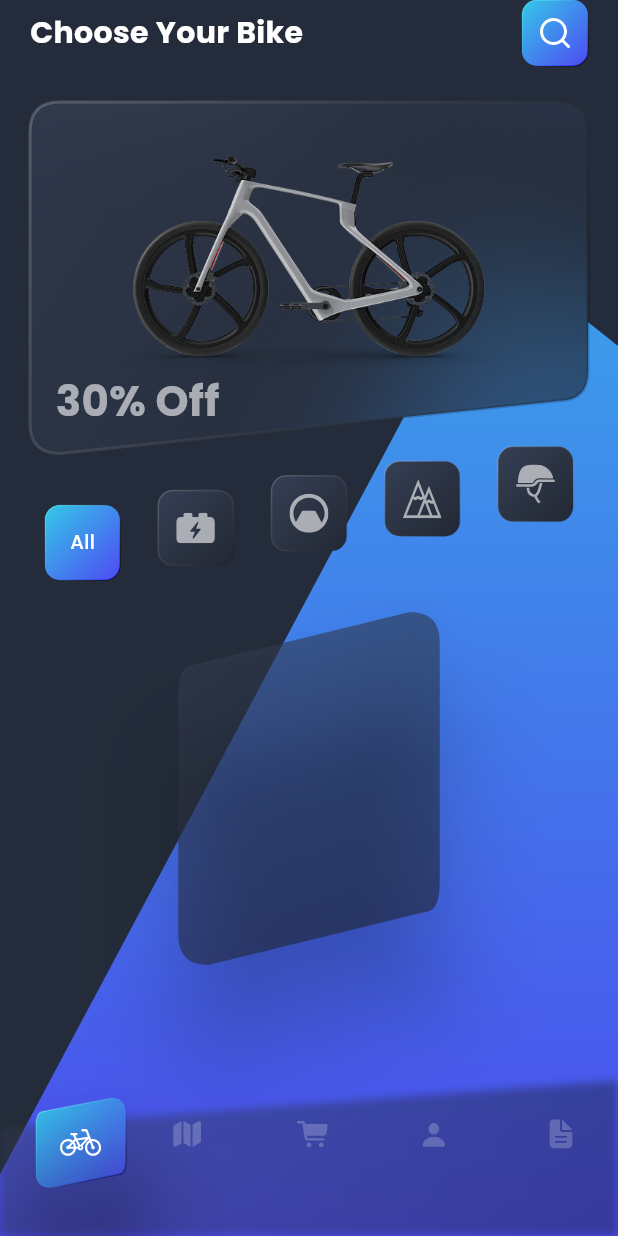
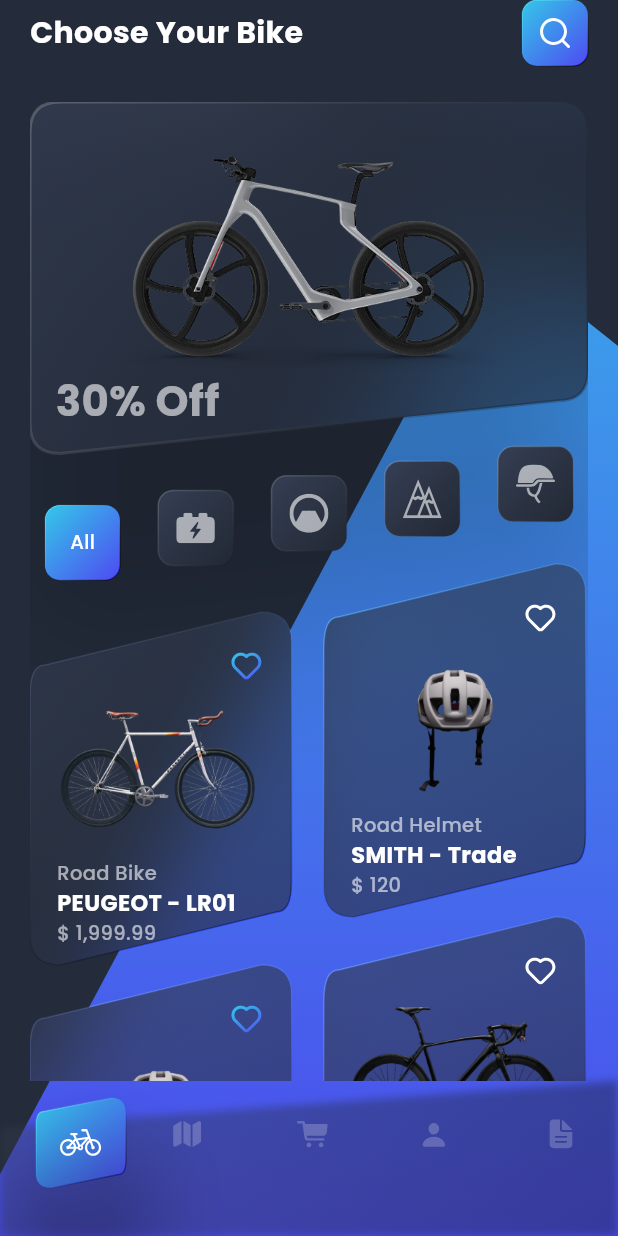
Before and after one commit to jabguru/Bike-Shopping, a Flutter app: the screen it shows after launch, on a phone screen of 412 x 824 dp. Run offline on Flutter 3.47's test engine with Material 3 defaults, Android fonts, the phone set to English and light mode, and no system bars; our stand-ins replace flutter_svg, vector_graphics.

Commit message:
added listings

```diff
--- a/lib/gen/assets.gen.dart
+++ b/lib/gen/assets.gen.dart
@@ -57,6 +57,13 @@ class $AssetsImagesIconsGen {
   SvgGenImage get electric =>
       const SvgGenImage('assets/images/icons/electric.svg');
 
+  /// File path: assets/images/icons/heart-selected.svg
+  SvgGenImage get heartSelected =>
+      const SvgGenImage('assets/images/icons/heart-selected.svg');
+
+  /// File path: assets/images/icons/heart.svg
+  SvgGenImage get heart => const SvgGenImage('assets/images/icons/heart.svg');
+
   /// File path: assets/images/icons/mountain.svg
   SvgGenImage get mountain =>
       const SvgGenImage('assets/images/icons/mountain.svg');
@@ -65,7 +72,15 @@ class $AssetsImagesIconsGen {
   SvgGenImage get road => const SvgGenImage('assets/images/icons/road.svg');
 
   /// List of all assets
-  List<SvgGenImage> get values => [accessory, bike, electric, mountain, road];
+  List<SvgGenImage> get values => [
+    accessory,
+    bike,
+    electric,
+    heartSelected,
+    heart,
+    mountain,
+    road,
+  ];
 }
 
 class $AssetsImagesNavBarIconsGen {
--- a/lib/screens/home.dart
+++ b/lib/screens/home.dart
@@ -1,12 +1,11 @@
 import 'package:bike_shopping/gen/assets.gen.dart';
 import 'package:bike_shopping/theme/colors.dart';
-import 'package:bike_shopping/theme/theme.dart';
 import 'package:bike_shopping/widgets/bottom_nav_bar.dart';
 import 'package:bike_shopping/widgets/button.dart';
 import 'package:bike_shopping/widgets/category.dart';
-import 'package:bike_shopping/widgets/custom_container.dart';
 import 'package:bike_shopping/widgets/custom_scaffold.dart';
 import 'package:bike_shopping/widgets/featured_bike.dart';
+import 'package:bike_shopping/widgets/listing.dart';
 import 'package:bike_shopping/widgets/space.dart';
 import 'package:flutter/material.dart';
 
@@ -48,17 +47,27 @@ class HomeScreen extends StatelessWidget {
                   Expanded(
                     child: SingleChildScrollView(
                       child: Column(
+                        mainAxisAlignment: MainAxisAlignment.center,
                         children: [
                           FeaturedBike(),
                           Categories(),
-                          CustomContainer(
-                            height: eqH(context, 241.0),
-                            width: eqW(context, 165.0),
-                            radius: 20.0,
-                            gradient: AppTheme.greyBlueGradient.withOpacity(
-                              0.6,
-                            ),
-                            child: Column(children: []),
+                          GridView.builder(
+                            padding: EdgeInsets.zero,
+                            physics: NeverScrollableScrollPhysics(),
+                            shrinkWrap: true,
+                            itemCount: listings.length,
+                            gridDelegate:
+                                SliverGridDelegateWithFixedCrossAxisCount(
+                                  crossAxisCount: 2,
+                                  mainAxisExtent: eqH(context, 241.0) + 16,
+                                  crossAxisSpacing: 20.0,
+                                ),
+                            itemBuilder: (context, index) {
+                              return ListingItem(
+                                listing: listings[index],
+                                index: index,
+                              );
+                            },
                           ),
                         ],
                       ),
--- a/lib/theme/theme.dart
+++ b/lib/theme/theme.dart
@@ -6,6 +6,13 @@ class AppTheme {
   static get themeData => ThemeData(
     fontFamily: FontFamily.poppins,
     scaffoldBackgroundColor: AppColors.background,
+    textTheme: TextTheme(
+      bodyMedium: TextStyle(
+        fontSize: 13.0,
+        color: AppColors.white.withValues(alpha: 0.6),
+        fontWeight: FontWeight.w500,
+      ),
+    ),
   );
 
   static final linearGradient = LinearGradient(
@@ -25,77 +32,3 @@ class AppTheme {
     end: Alignment.bottomRight,
   );
 }
-
-// ThemeData get kThemeData => ThemeData(
-//   colorScheme: ColorScheme.fromSeed(seedColor: AppColors.primary),
-//   useMaterial3: true,
-//   scaffoldBackgroundColor: AppColors.white,
-//   hoverColor: Colors.transparent,
-//   splashColor: Colors.transparent,
-//   focusColor: Colors.transparent,
-//   highlightColor: Colors.transparent,
-//   fontFamily: FontFamily.inter,
-//   // appBarTheme: const AppBarTheme(
-//   //   backgroundColor: kWhiteColor,
-//   //   iconTheme: IconThemeData(color: kBlackColor),
-//   // ),
-//   textTheme: TextTheme(
-//     headlineLarge: TextStyle(
-//       color: AppColors.black,
-//       fontSize: 24.0,
-//       fontWeight: FontWeight.w600,
-//       height: 1.21,
-//       letterSpacing: 24.0.percent(-4),
-//     ),
-//     titleLarge: TextStyle(
-//       color: AppColors.black,
-//       fontSize: 32.0,
-//       fontWeight: FontWeight.w600,
-//       height: 1.0,
-//     ),
-//     titleMedium: TextStyle(
-//       color: AppColors.gray4,
-//       fontSize: 20.0,
-//       letterSpacing: 20.0.percent(-4),
-//       fontWeight: FontWeight.w600,
-//       height: 1.21,
-//     ),
-//     titleSmall: TextStyle(
-//       color: AppColors.gray,
-//       fontSize: 18.0,
-//       fontWeight: FontWeight.w600,
-//       height: 1.21,
-//     ),
-//     bodyLarge: TextStyle(
-//       color: AppColors.gray5,
-//       fontSize: 16.0,
-//       fontWeight: FontWeight.w400,
-//       letterSpacing: 16.0.percent(4),
-//     ),
-//     bodyMedium: TextStyle(
-//       color: AppColors.gray4,
-//       fontSize: 14.0,
-//       height: 1.21,
-//       fontWeight: FontWeight.w400,
-//       letterSpacing: 0.0,
-//     ),
-//     bodySmall: TextStyle(
-//       color: AppColors.gray4,
-//       fontSize: 12.0,
-//       fontWeight: FontWeight.w500,
-//     ),
-//     labelMedium: TextStyle(
-//       color: AppColors.gray5,
-//       fontSize: 10.0,
-//       height: 1.21,
-//       letterSpacing: 10.0.percent(4),
-//       fontWeight: FontWeight.w400,
-//     ),
-//     labelSmall: TextStyle(
-//       color: AppColors.gray5,
-//       fontSize: 8.0,
-//       letterSpacing: 8.0.percent(4),
-//       fontWeight: FontWeight.w400,
-//     ),
-//   ),
-// );
--- a/lib/widgets/bottom_nav_bar.dart
+++ b/lib/widgets/bottom_nav_bar.dart
@@ -88,6 +88,7 @@ class _BottomNavBarState extends State<BottomNavBar>
                 child: CustomContainer(
                   hasStroke: true,
                   isCentered: true,
+                  hasShadow: true,
                   radius: 10.0,
                   gradient: AppTheme.linearGradient,
                   child: _getSelectedIcon().svg(
--- a/lib/widgets/custom_container.dart
+++ b/lib/widgets/custom_container.dart
@@ -13,6 +13,8 @@ class CustomContainer extends StatelessWidget {
     this.hasStroke = false,
     this.isCentered = false,
     this.isBlur = false,
+    this.hasShadow = false,
+    this.blurSigma = 50.0,
     required this.radius,
     required this.child,
     required this.gradient,
@@ -24,14 +26,33 @@ class CustomContainer extends StatelessWidget {
   final bool hasStroke;
   final bool isCentered;
   final bool isBlur;
+  final bool hasShadow;
   final LinearGradient gradient;
   final double radius;
+  final double blurSigma;
 
   @override
   Widget build(BuildContext context) {
     return Stack(
       alignment: isCentered ? Alignment.center : AlignmentDirectional.topStart,
       children: [
+        Stack(
+          children: [
+            CustomPaint(
+              painter: isBottomRightSkew
+                  ? BottomRightSkewPainter(
+                      radius: radius,
+                      hasShadow: hasShadow,
+                      isBlur: isBlur,
+                    )
+                  : FullSkewPainter(
+                      gradient: gradient,
+                      radius: radius,
+                      hasShadow: hasShadow,
+                      isBlur: isBlur,
+                    ),
+              size: Size(width, height),
+            ),
             if (isBlur)
               ClipPath(
                 clipper: CustomContainerClipper(
@@ -39,7 +60,10 @@ class CustomContainer extends StatelessWidget {
                   radius: radius,
                 ),
                 child: BackdropFilter(
-              filter: ImageFilter.blur(sigmaX: 50.0, sigmaY: 50.0),
+                  filter: ImageFilter.blur(
+                    sigmaX: blurSigma,
+                    sigmaY: blurSigma,
+                  ),
                   child: Container(
                     width: width,
                     height: height,
@@ -47,23 +71,22 @@ class CustomContainer extends StatelessWidget {
                   ),
                 ),
               ),
-        Stack(
-          children: [
-            if (!isBlur)
-              CustomPaint(
-                painter: isBottomRightSkew
-                    ? BottomRightSkewPainter(radius: radius)
-                    : FullSkewPainter(gradient: gradient, radius: radius),
-                size: Size(width, height),
-              ),
             if (hasStroke)
               CustomPaint(
                 painter: isBottomRightSkew
-                    ? BottomRightSkewPainter(isStroke: true, radius: radius)
+                    ? BottomRightSkewPainter(
+                        isStroke: true,
+                        radius: radius,
+
+                        isBlur: isBlur,
+                        hasShadow: hasShadow,
+                      )
                     : FullSkewPainter(
                         isStroke: true,
                         gradient: gradient,
                         radius: radius,
+                        isBlur: isBlur,
+                        hasShadow: hasShadow,
                       ),
                 size: Size(width, height),
               ),
@@ -80,10 +103,14 @@ class FullSkewPainter extends CustomPainter {
     this.isStroke = false,
     required this.gradient,
     required this.radius,
+    required this.isBlur,
+    required this.hasShadow,
   });
   final bool isStroke;
   final LinearGradient gradient;
   final double radius;
+  final bool isBlur;
+  final bool hasShadow;
 
   @override
   void paint(Canvas canvas, Size size) {
@@ -100,18 +127,22 @@ class FullSkewPainter extends CustomPainter {
 
       canvas.drawPath(path, paint);
     } else {
+      if (!isBlur) {
         final fillPaint = Paint()
           ..shader = gradient.createShader(
             Rect.fromLTWH(0, 0, size.width, size.height),
           );
         canvas.drawPath(path, fillPaint);
+      }
 
+      if (hasShadow) {
         canvas.drawShadow(
           path,
           AppColors.shadow.withValues(alpha: .60),
           30,
           true,
         );
+      }
     }
   }
 
@@ -122,9 +153,16 @@ class FullSkewPainter extends CustomPainter {
 }
 
 class BottomRightSkewPainter extends CustomPainter {
-  const BottomRightSkewPainter({this.isStroke = false, required this.radius});
+  const BottomRightSkewPainter({
+    this.isStroke = false,
+    required this.radius,
+    required this.isBlur,
+    required this.hasShadow,
+  });
   final bool isStroke;
   final double radius;
+  final bool isBlur;
+  final bool hasShadow;
 
   @override
   void paint(Canvas canvas, Size size) {
@@ -147,17 +185,22 @@ class BottomRightSkewPainter extends CustomPainter {
 
       canvas.drawPath(path, paint);
     } else {
+      if (!isBlur) {
         final fillPaint = Paint()
           ..shader = AppTheme.greyBlueGradient
               .withOpacity(0.6)
               .createShader(Rect.fromLTWH(0, 0, size.width, size.height));
         canvas.drawPath(path, fillPaint);
+      }
+
+      if (hasShadow) {
         canvas.drawShadow(
           path,
           AppColors.shadow.withValues(alpha: .60),
           60,
           true,
         );
+      }
     }
   }
 
--- a/lib/widgets/featured_bike.dart
+++ b/lib/widgets/featured_bike.dart
@@ -17,6 +17,7 @@ class FeaturedBike extends StatelessWidget {
       isBottomRightSkew: true,
       hasStroke: true,
       isBlur: true,
+      hasShadow: true,
       radius: 20.0,
       child: Padding(
         padding: const EdgeInsets.fromLTRB(17.0, 30.0, 17.0, 24.0),
--- /dev/null
+++ b/lib/widgets/listing.dart
@@ -0,0 +1,143 @@
+import 'package:bike_shopping/gen/assets.gen.dart';
+import 'package:bike_shopping/theme/colors.dart';
+import 'package:bike_shopping/theme/theme.dart';
+import 'package:bike_shopping/widgets/custom_container.dart';
+import 'package:bike_shopping/widgets/space.dart';
+import 'package:flutter/material.dart';
+
+class Listing {
+  final String name;
+  final String type;
+  final String price;
+  final AssetGenImage image;
+  final bool isFavorite;
+
+  Listing({
+    required this.name,
+    required this.type,
+    required this.price,
+    required this.image,
+    this.isFavorite = false,
+  });
+}
+
+List<Listing> listings = [
+  Listing(
+    name: "PEUGEOT - LR01",
+    type: "Road Bike",
+    price: "1,999.99",
+    image: Assets.images.bike2,
+    isFavorite: true,
+  ),
+  Listing(
+    name: "SMITH - Trade",
+    type: "Road Helmet",
+    price: "120",
+    image: Assets.images.helmet1,
+  ),
+  Listing(
+    name: "SMITH - Trade",
+    type: "Road Helmet",
+    price: "120",
+    image: Assets.images.helmet1,
+    isFavorite: true,
+  ),
+  Listing(
+    name: "PILOT - Chromoly ",
+    type: "Mountain Bike",
+    price: "1,999.99",
+    image: Assets.images.bike3,
+  ),
+  Listing(
+    name: "PEUGEOT - LR01",
+    type: "Road Bike",
+    price: "1,999.99",
+    image: Assets.images.bike2,
+    isFavorite: true,
+  ),
+  Listing(
+    name: "SMITH - Trade",
+    type: "Road Helmet",
+    price: "120",
+    image: Assets.images.helmet1,
+  ),
+  Listing(
+    name: "SMITH - Trade",
+    type: "Road Helmet",
+    price: "120",
+    image: Assets.images.helmet1,
+    isFavorite: true,
+  ),
+  Listing(
+    name: "PILOT - Chromoly ",
+    type: "Mountain Bike",
+    price: "1,999.99",
+    image: Assets.images.bike3,
+  ),
+];
+
+class ListingItem extends StatelessWidget {
+  const ListingItem({required this.listing, required this.index, super.key});
+  final Listing listing;
+  final int index;
+
+  double get _topOffset {
+    if (index == 0) return 0.0;
+    if (index == 1) return -32.0;
+    return index % 2 == 0 ? -16.0 : -48.0;
+  }
+
+  @override
+  Widget build(BuildContext context) {
+    return Stack(
+      clipBehavior: Clip.none,
+      children: [
+        Positioned(
+          top: _topOffset,
+          child: CustomContainer(
+            height: eqH(context, 241.0),
+            width: eqW(context, 165.0),
+            radius: 20.0,
+            gradient: AppTheme.greyBlueGradient.withOpacity(0.6),
+            hasStroke: true,
+            isBlur: true,
+            blurSigma: 30.0,
+            child: SizedBox(
+              width: eqW(context, 165.0),
+              child: Padding(
+                padding: const EdgeInsets.fromLTRB(18.0, 24.0, 18.0, 34.0),
+                child: Column(
+                  crossAxisAlignment: CrossAxisAlignment.start,
+                  children: [
+                    Row(
+                      mainAxisAlignment: MainAxisAlignment.end,
+                      children: [
+                        listing.isFavorite
+                            ? Assets.images.icons.heartSelected.svg()
+                            : Assets.images.icons.heart.svg(),
+                      ],
+                    ),
+                    Center(
+                      child: listing.image.image(height: eqH(context, 110)),
+                    ),
+                    VerticalSpacing(9.0),
+                    Text(listing.type),
+                    Text(
+                      listing.name,
+                      style: TextStyle(
+                        fontSize: 15.0,
+                        color: AppColors.white,
+                        fontWeight: FontWeight.bold,
+                      ),
+                    ),
+                    Text("\$ ${listing.price}"),
+                  ],
+                ),
+              ),
+            ),
+          ),
+        ),
+      ],
+    );
+  }
+}
```
Lines whose indentation alone changed are shown as unchanged.
